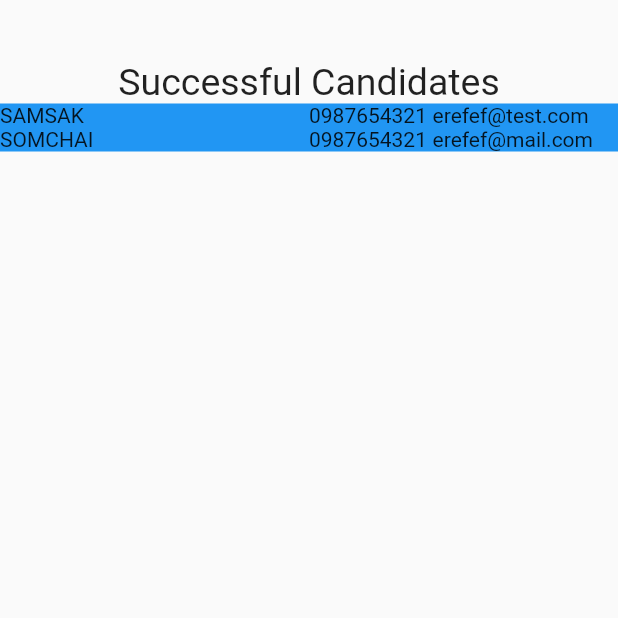
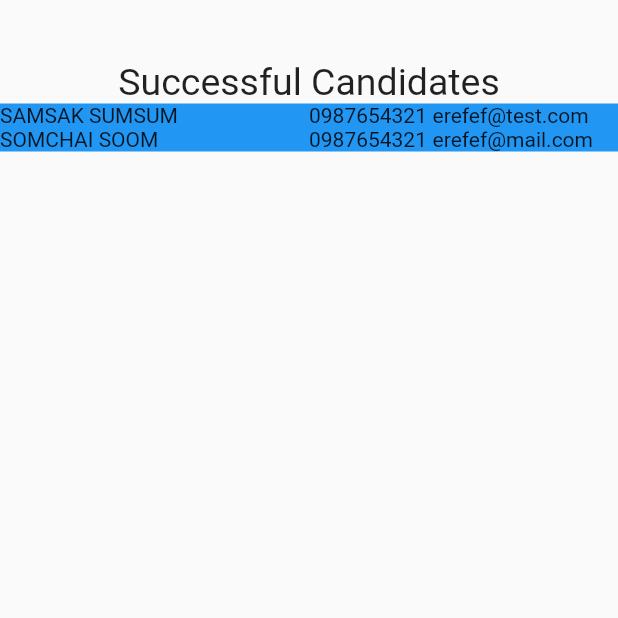
Before and after one commit to lplookpear/lookpear, a Flutter app: the Successful screen opened directly, on a phone screen of 412 x 824 dp, the top half of it. Run offline on Flutter 3.47's test engine with Material 2 defaults, Android fonts, the phone set to English and light mode, and no system bars; our stand-ins replace firebase_core, firebase_database, firebase_storage, image_picker; accounts and stored records are empty.

```diff
--- a/lib/pages/Successful.dart
+++ b/lib/pages/Successful.dart
@@ -1,3 +1,4 @@
+import 'package:final_project/pages/registerForm.dart';
 import 'package:flutter/material.dart';
 import 'package:firebase_database/firebase_database.dart';
 import 'package:firebase_core/firebase_core.dart';
@@ -13,7 +14,7 @@ class _SuccessfulState extends State<Successful> {
       'Answer': {'1': 'a'},
       'Info': {
         'Name': 'SAMSAK',
-        'Lastname ': 'SUMSUM',
+        'Lastname': 'SUMSUM',
         'Email': 'erefef@test.com',
         'Tel': '0987654321'
       }
@@ -22,21 +23,54 @@ class _SuccessfulState extends State<Successful> {
       'Answer': {'1': 'a'},
       'Info': {
         'Name': 'SOMCHAI',
-        'Lastname ': 'SOOM',
+        'Lastname': 'SOOM',
         'Email': 'erefef@mail.com',
         'Tel': '0987654321'
       }
     }
   };
 
+  void showDetail(Map<String, String> info) {
+    Navigator.push(
+        context,
+        MaterialPageRoute(
+            builder: (context) => RegisterForm(
+                  info: info,
+                )));
+  }
+
   List<TableRow> tableRowBuilder() {
     List<TableRow> rows = new List<TableRow>();
     for (var key in data.keys) {
-      rows.add(TableRow(children: [
-        Text(data[key]['Info']['Name']),
-        Text(data[key]['Info']['Tel']),
-        Text(data[key]['Info']['Email']),
-      ]));
+      String name = data[key]['Info']['Name'];
+      String lname = data[key]['Info']['Lastname'];
+      Map<String, String> info = data[key]['Info'];
+      rows.add(TableRow(
+        children: [
+          GestureDetector(
+            child: Container(
+              child: Text('$name $lname'),
+            ),
+            onTap: () {
+              showDetail(info);
+            },
+          ),
+          GestureDetector(
+            child: Container(child: Text(data[key]['Info']['Tel'])),
+            onTap: () {
+              showDetail(info);
+            },
+          ),
+          GestureDetector(
+            child: Container(
+              child: Text(data[key]['Info']['Email']),
+            ),
+            onTap: () {
+              showDetail(info);
+            },
+          )
+        ],
+      ));
     }
     return rows;
   }
--- a/lib/pages/registerForm.dart
+++ b/lib/pages/registerForm.dart
@@ -6,11 +6,15 @@ import 'assesmentTest.dart';
 import 'package:image_picker/image_picker.dart';
 
 class RegisterForm extends StatefulWidget {
+  Map<String, String> info;
+  RegisterForm([this.info = null]);
   @override
-  _RegisterFormState createState() => _RegisterFormState();
+  _RegisterFormState createState() => _RegisterFormState(info);
 }
 
 class _RegisterFormState extends State<RegisterForm> {
+  Map<String, String> info;
+  _RegisterFormState(this.info);
   var textStyle = TextStyle(fontSize: 20);
   var boxDecoration = InputDecoration(
     enabledBorder: OutlineInputBorder(
```
Also changed, not shown: lib/pages/Candidate.dart (added, +22 -0 lines).
